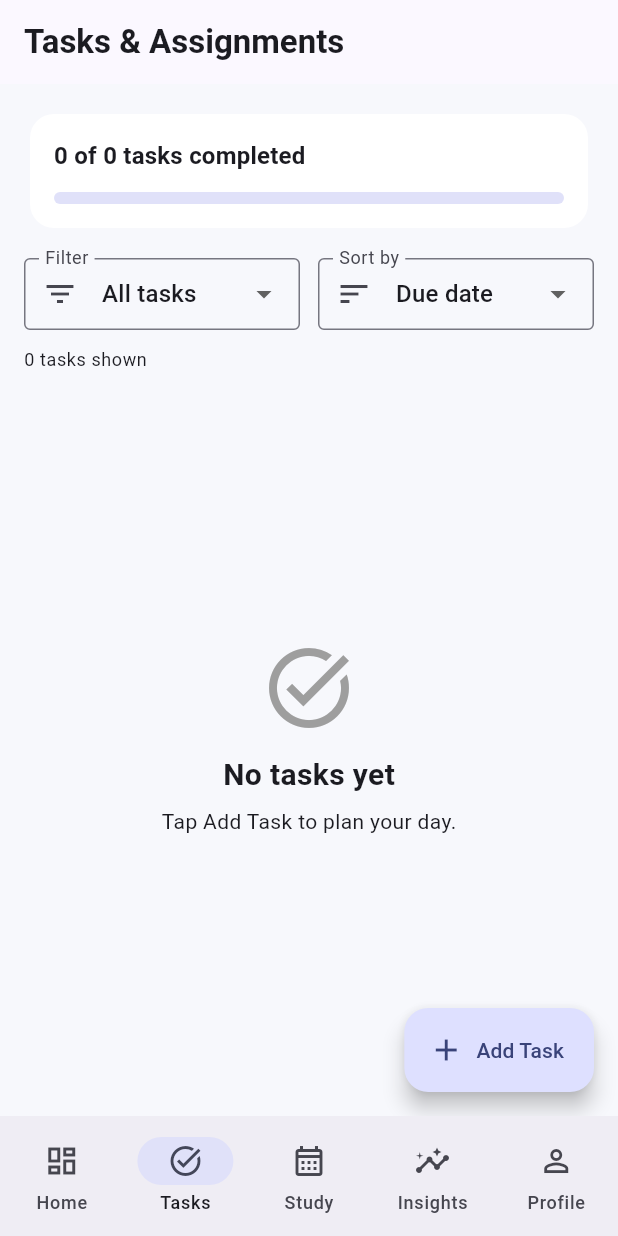
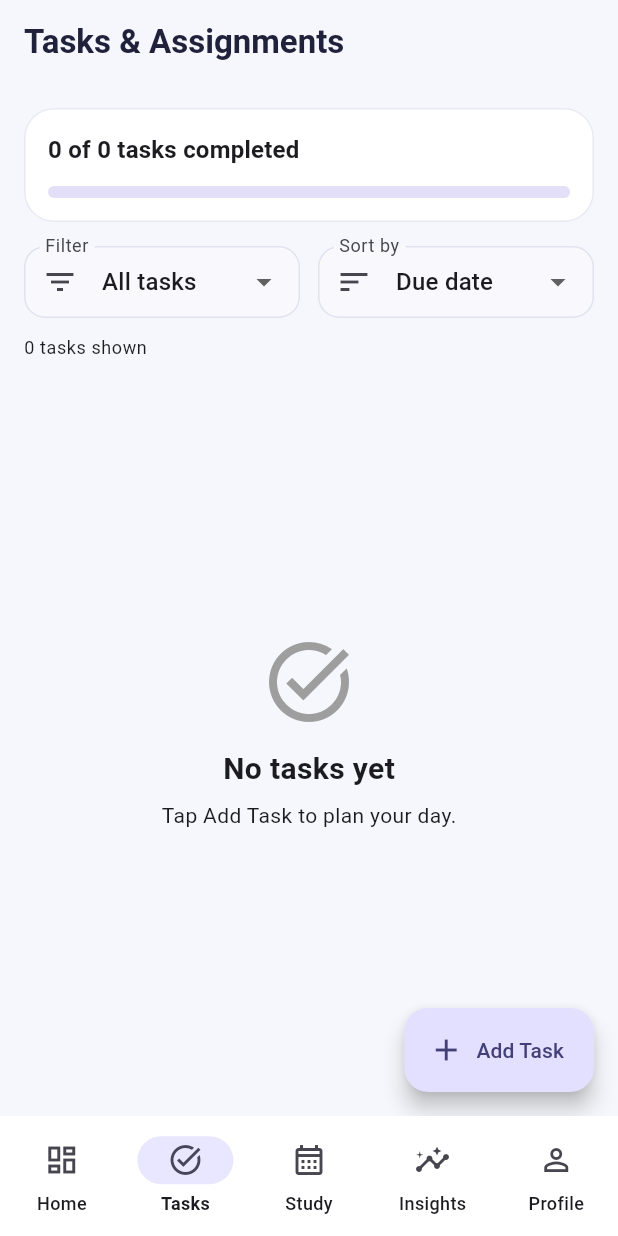
Before and after one commit to VarshiniAyyapusetty/student_productivity_planner, a Flutter app: the screen it shows after launch, item 2 of the bottom bar chosen, on a phone screen of 412 x 824 dp. Run offline on Flutter 3.47's test engine with Material 3 defaults, Android fonts, the phone set to English and light mode, and no system bars; our stand-ins replace shared_preferences; network calls fail.

Commit message:
Redesign dashboard and refine app themes

```diff
--- a/lib/main.dart
+++ b/lib/main.dart
@@ -35,6 +35,188 @@
 class StudentProductivityPlanner extends StatelessWidget {
   const StudentProductivityPlanner({super.key});
 
+  ThemeData _buildLightTheme() {
+    const background = Color(0xFFF6F7FC);
+    const surface = Color(0xFFFFFFFF);
+    const primary = Color(0xFF5146C8);
+
+    final colorScheme = ColorScheme.fromSeed(
+      seedColor: primary,
+      brightness: Brightness.light,
+    ).copyWith(
+      primary: primary,
+      secondary: const Color(0xFF7668E8),
+      surface: surface,
+    );
+
+    return ThemeData(
+      useMaterial3: true,
+      colorScheme: colorScheme,
+      scaffoldBackgroundColor: background,
+      appBarTheme: const AppBarTheme(
+        backgroundColor: background,
+        foregroundColor: Color(0xFF20213A),
+        elevation: 0,
+        centerTitle: false,
+      ),
+      cardTheme: CardThemeData(
+        elevation: 0,
+        color: surface,
+        margin: EdgeInsets.zero,
+        shape: RoundedRectangleBorder(
+          borderRadius: BorderRadius.circular(20),
+          side: const BorderSide(color: Color(0xFFE8E9F3)),
+        ),
+      ),
+      inputDecorationTheme: InputDecorationTheme(
+        filled: true,
+        fillColor: const Color(0xFFF8F8FD),
+        border: OutlineInputBorder(
+          borderRadius: BorderRadius.circular(14),
+          borderSide: const BorderSide(color: Color(0xFFE0E2EF)),
+        ),
+        enabledBorder: OutlineInputBorder(
+          borderRadius: BorderRadius.circular(14),
+          borderSide: const BorderSide(color: Color(0xFFE0E2EF)),
+        ),
+        focusedBorder: OutlineInputBorder(
+          borderRadius: BorderRadius.circular(14),
+          borderSide: const BorderSide(color: primary, width: 1.6),
+        ),
+        contentPadding: const EdgeInsets.symmetric(
+          horizontal: 16,
+          vertical: 16,
+        ),
+      ),
+      navigationBarTheme: NavigationBarThemeData(
+        backgroundColor: surface,
+        indicatorColor: const Color(0xFFE9E6FF),
+        elevation: 0,
+        labelTextStyle: WidgetStateProperty.resolveWith((states) {
+          return TextStyle(
+            fontSize: 12,
+            fontWeight: states.contains(WidgetState.selected)
+                ? FontWeight.w700
+                : FontWeight.w500,
+          );
+        }),
+      ),
+      filledButtonTheme: FilledButtonThemeData(
+        style: FilledButton.styleFrom(
+          minimumSize: const Size(0, 50),
+          shape: RoundedRectangleBorder(
+            borderRadius: BorderRadius.circular(14),
+          ),
+        ),
+      ),
+      outlinedButtonTheme: OutlinedButtonThemeData(
+        style: OutlinedButton.styleFrom(
+          minimumSize: const Size(0, 46),
+          shape: RoundedRectangleBorder(
+            borderRadius: BorderRadius.circular(14),
+          ),
+        ),
+      ),
+      snackBarTheme: SnackBarThemeData(
+        behavior: SnackBarBehavior.floating,
+        shape: RoundedRectangleBorder(
+          borderRadius: BorderRadius.circular(14),
+        ),
+      ),
+    );
+  }
+
+  ThemeData _buildDarkTheme() {
+    const background = Color(0xFF11121B);
+    const surface = Color(0xFF1C1D2A);
+    const primary = Color(0xFFB6ADFF);
+
+    final colorScheme = ColorScheme.fromSeed(
+      seedColor: const Color(0xFF7668E8),
+      brightness: Brightness.dark,
+    ).copyWith(
+      primary: primary,
+      secondary: const Color(0xFFC1B8FF),
+      surface: surface,
+    );
+
+    return ThemeData(
+      useMaterial3: true,
+      colorScheme: colorScheme,
+      scaffoldBackgroundColor: background,
+      appBarTheme: const AppBarTheme(
+        backgroundColor: background,
+        foregroundColor: Color(0xFFF1F0FF),
+        elevation: 0,
+        centerTitle: false,
+      ),
+      cardTheme: CardThemeData(
+        elevation: 0,
+        color: surface,
+        margin: EdgeInsets.zero,
+        shape: RoundedRectangleBorder(
+          borderRadius: BorderRadius.circular(20),
+          side: const BorderSide(color: Color(0xFF303144)),
+        ),
+      ),
+      inputDecorationTheme: InputDecorationTheme(
+        filled: true,
+        fillColor: const Color(0xFF242536),
+        border: OutlineInputBorder(
+          borderRadius: BorderRadius.circular(14),
+          borderSide: const BorderSide(color: Color(0xFF3A3B50)),
+        ),
+        enabledBorder: OutlineInputBorder(
+          borderRadius: BorderRadius.circular(14),
+          borderSide: const BorderSide(color: Color(0xFF3A3B50)),
+        ),
+        focusedBorder: OutlineInputBorder(
+          borderRadius: BorderRadius.circular(14),
+          borderSide: const BorderSide(color: primary, width: 1.6),
+        ),
+        contentPadding: const EdgeInsets.symmetric(
+          horizontal: 16,
+          vertical: 16,
+        ),
+      ),
+      navigationBarTheme: NavigationBarThemeData(
+        backgroundColor: surface,
+        indicatorColor: const Color(0xFF393352),
+        elevation: 0,
+        labelTextStyle: WidgetStateProperty.resolveWith((states) {
+          return TextStyle(
+            fontSize: 12,
+            fontWeight: states.contains(WidgetState.selected)
+                ? FontWeight.w700
+                : FontWeight.w500,
+          );
+        }),
+      ),
+      filledButtonTheme: FilledButtonThemeData(
+        style: FilledButton.styleFrom(
+          minimumSize: const Size(0, 50),
+          shape: RoundedRectangleBorder(
+            borderRadius: BorderRadius.circular(14),
+          ),
+        ),
+      ),
+      outlinedButtonTheme: OutlinedButtonThemeData(
+        style: OutlinedButton.styleFrom(
+          minimumSize: const Size(0, 46),
+          shape: RoundedRectangleBorder(
+            borderRadius: BorderRadius.circular(14),
+          ),
+        ),
+      ),
+      snackBarTheme: SnackBarThemeData(
+        behavior: SnackBarBehavior.floating,
+        shape: RoundedRectangleBorder(
+          borderRadius: BorderRadius.circular(14),
+        ),
+      ),
+    );
+  }
+
   @override
   Widget build(BuildContext context) {
     return Consumer<ThemeProvider>(
@@ -55,34 +237,8 @@
             title: 'Student Productivity Planner',
             debugShowCheckedModeBanner: false,
             themeMode: themeProvider.themeMode,
-            theme: ThemeData(
-              useMaterial3: true,
-              colorScheme: ColorScheme.fromSeed(
-                seedColor: Colors.indigo,
-                brightness: Brightness.light,
-              ),
-              scaffoldBackgroundColor: const Color(0xFFF7F8FC),
-              cardTheme: CardThemeData(
-                elevation: 0,
-                color: Colors.white,
-                shape: RoundedRectangleBorder(
-                  borderRadius: BorderRadius.circular(16),
-                ),
-              ),
-            ),
-            darkTheme: ThemeData(
-              useMaterial3: true,
-              colorScheme: ColorScheme.fromSeed(
-                seedColor: Colors.indigo,
-                brightness: Brightness.dark,
-              ),
-              cardTheme: CardThemeData(
-                elevation: 0,
-                shape: RoundedRectangleBorder(
-                  borderRadius: BorderRadius.circular(16),
-                ),
-              ),
-            ),
+            theme: _buildLightTheme(),
+            darkTheme: _buildDarkTheme(),
             initialRoute: '/',
             routes: {
               '/': (context) => const MainNavigationScreen(),
```
Also changed, not shown: lib/screens/dashboard_screen.dart (+96 -51 lines).
